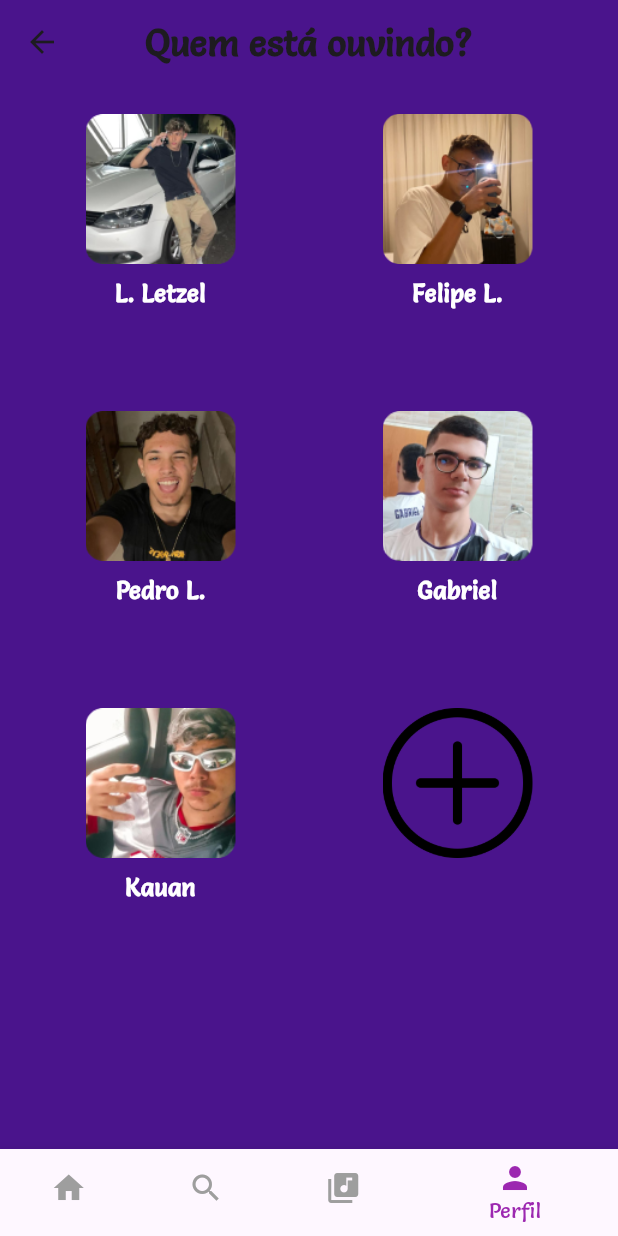
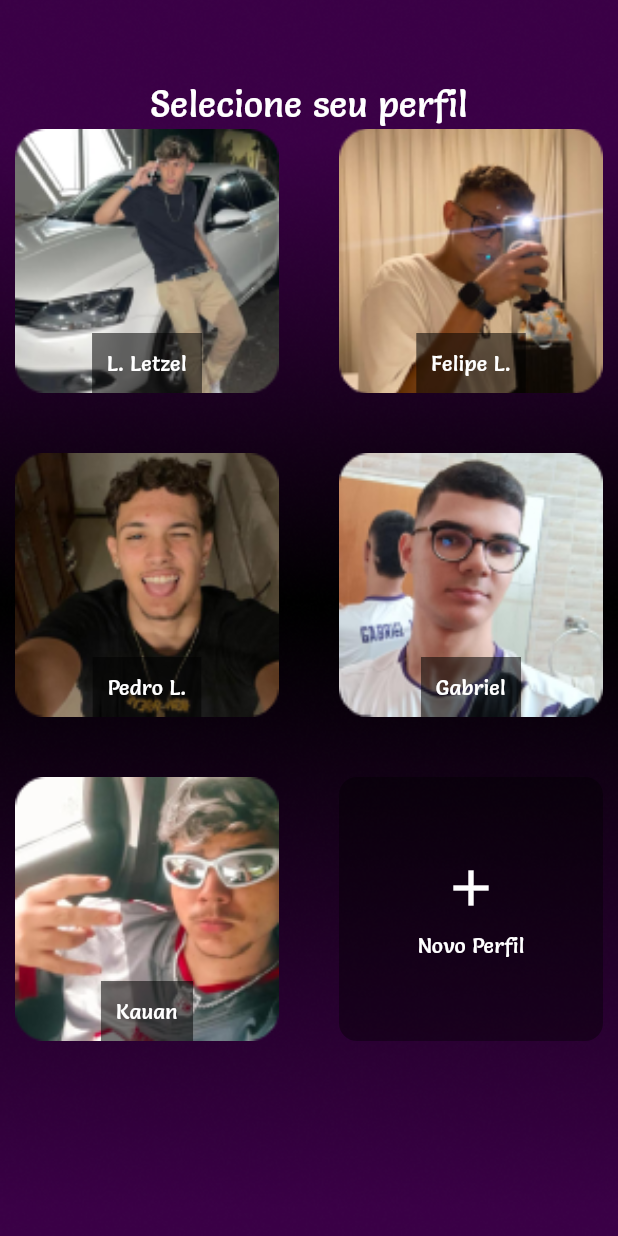
Before and after one commit to LLetzel/GalaxyFy, a Flutter app: the Perfil screen opened by its route, on a phone screen of 412 x 824 dp. Run offline on Flutter 3.47's test engine with Material 3 defaults, Android fonts, the phone set to English and light mode, and no system bars; our stand-ins replace carousel_slider, firebase_auth, firebase_core; accounts and stored records are empty; network calls fail.

Commit message:
atualizações busca

```diff
--- a/lib/main.dart
+++ b/lib/main.dart
@@ -2,6 +2,7 @@ import 'package:flutter/material.dart';
 import 'package:gabriel_str/pages/biblioteca.dart';
 import 'package:gabriel_str/pages/busca.dart';
 import 'package:gabriel_str/pages/cadastro.dart';
+import 'package:gabriel_str/pages/letzel.dart';
 import 'package:gabriel_str/pages/login.dart';
 import 'package:gabriel_str/pages/home.dart';
 import 'package:gabriel_str/pages/modoesquece.dart';
@@ -34,8 +35,9 @@ class MyApp extends StatelessWidget {
         '/': (context) => SplashScreen(),
         '/login': (context) =>  Login(),
         '/cadastro' : (context) => Cadastro(),
+        '/perfil' : (context) => Perfil(),
         '/home' : (context) => Home(),
-        '/perfil' : (context) => Perfil(),
+        '/letzel' : (context) => Letzel(),
         '/busca' : (context) => Busca(),
         '/biblioteca' : (context) => Biblioteca(),
         '/modoesquece' : (context) => Modoesquece()
--- a/lib/pages/home.dart
+++ b/lib/pages/home.dart
@@ -55,7 +55,7 @@ class _HomeState extends State<Home> {
 
     return Scaffold(
       appBar: AppBar(
-        title: Text('Música Popular'),
+        title: Text('Home'),
         backgroundColor: Colors.purple,
       ),
       body: Container(
--- a/lib/pages/perfil.dart
+++ b/lib/pages/perfil.dart
@@ -1,145 +1,227 @@
 import 'package:flutter/material.dart';
+
+import '../shared/style.dart';
+
+// import 'package:galaxyfy_application/pages/Inicio.dart';
 
 class Perfil extends StatefulWidget {
   @override
-  _PerfilState createState() => _PerfilState();
+  _ProfileSelectionPageState createState() => _ProfileSelectionPageState();
 }
 
-class _PerfilState extends State<Perfil> {
-  int _selectedIndex = 3; // Perfil está selecionado inicialmente
-
-  // Lista de rotas para navegação
-  final List<String> _routes = [
-    '/home',
-    '/busca',      // Adicione essa rota ao seu main.dart se ainda não existir
-    '/biblioteca', // Adicione essa rota ao seu main.dart se ainda não existir
-    '/perfil',
-  ];
-
-  void _onItemTapped(int index) {
-    setState(() {
-      _selectedIndex = index;
-    });
-    // Navegar para a rota específica ao selecionar o item
-    Navigator.pushNamed(context, _routes[index]);
-  }
-
-  @override
-  Widget build(BuildContext context) {
-    return Scaffold(
-      bottomNavigationBar: BottomNavigationBar(
-        items: const [
-          BottomNavigationBarItem(icon: Icon(Icons.home), label: 'Home'),
-          BottomNavigationBarItem(icon: Icon(Icons.search), label: 'Busca'),
-          BottomNavigationBarItem(
-              icon: Icon(Icons.library_music), label: 'Biblioteca'),
-          BottomNavigationBarItem(icon: Icon(Icons.person), label: 'Perfil'),
-        ],
-        currentIndex: _selectedIndex,
-        selectedItemColor: Colors.purple,
-        unselectedItemColor: Colors.grey,
-        onTap: _onItemTapped,
-      ),
-      body: ProfileGrid(), // Mostrando a página inicial da grade de perfis
-      backgroundColor: Colors.purple[900],
-    );
-  }
-}
-
-class ProfileGrid extends StatelessWidget {
-  final List<Map<String, String>> profiles = [
+class _ProfileSelectionPageState extends State<Perfil> {
+  // Lista de perfis inicial
+  List<Map<String, dynamic>> profiles = [
     {'name': 'L. Letzel', 'image': 'assets/img/letzel.png'},
     {'name': 'Felipe L.', 'image': 'assets/img/lipinho.png'},
     {'name': 'Pedro L.', 'image': 'assets/img/pedrao.png'},
     {'name': 'Gabriel', 'image': 'assets/img/pires.png'},
     {'name': 'Kauan', 'image': 'assets/img/kauan.png'},
-    {'name': '', 'image': 'assets/img/mais.png'},
   ];
+
+  // Função para adicionar novo perfil
+  void _addNewProfile(String name) {
+    setState(() {
+      profiles.add({
+        'name': name,
+        'image': 'assets/icons/icondefault.jpg', // Imagem padrão para novos perfis
+      });
+    });
+  }
+
+  // Mostra um diálogo para inserir o nome do novo perfil
+  void _showAddProfileDialog(BuildContext context) {
+    if (profiles.length >= 6) {
+      // Se o número de perfis já for 6, exibe um aviso
+      showDialog(
+        context: context,
+        builder: (BuildContext context) {
+          return AlertDialog(
+            title: Text('Limite de perfis atingido'),
+            content: Text('Você só pode ter no máximo 6 perfis.'),
+            actions: [
+              TextButton(
+                onPressed: () {
+                  Navigator.of(context).pop(); // Fecha o diálogo
+                },
+                child: Text('OK'),
+              ),
+            ],
+          );
+        },
+      );
+    } else {
+      String newName = '';
+
+      showDialog(
+        context: context,
+        builder: (BuildContext context) {
+          return AlertDialog(
+            title: Text('Adicionar Perfil'),
+            content: TextField(
+              decoration: InputDecoration(hintText: 'Insira o nome do perfil'),
+              onChanged: (value) {
+                newName = value;
+              },
+            ),
+            actions: [
+              TextButton(
+                onPressed: () {
+                  Navigator.of(context).pop(); // Fecha o diálogo sem fazer nada
+                },
+                child: Text('Cancelar'),
+              ),
+              TextButton(
+                onPressed: () {
+                  if (newName.isNotEmpty) {
+                    _addNewProfile(newName); // Adiciona o perfil
+                  }
+                  Navigator.of(context).pop(); // Fecha o diálogo
+                },
+                child: Text('Adicionar'),
+              ),
+            ],
+          );
+        },
+      );
+    }
+  }
 
   @override
   Widget build(BuildContext context) {
+    // Obtenha a largura e altura da tela usando MediaQuery
+    final screenWidth = MediaQuery.of(context).size.width;
+    final screenHeight = MediaQuery.of(context).size.height;
+
     return Scaffold(
-      backgroundColor: Colors.purple[900],
-      appBar: AppBar(
-        backgroundColor: Colors.transparent,
-        elevation: 0,
-        centerTitle: true,
-        title: Text(
-          'Quem está ouvindo?',
-          style: TextStyle(
-            fontSize: 24,
-            fontWeight: FontWeight.bold,
-          ),
-        ),
-      ),
-      body: Padding(
-        padding: const EdgeInsets.symmetric(horizontal: 16.0, vertical: 20.0),
-        child: GridView.builder(
-          itemCount: profiles.length,
-          gridDelegate: SliverGridDelegateWithFixedCrossAxisCount(
-            crossAxisCount: 2,
-            crossAxisSpacing: 16.0,
-            mainAxisSpacing: 16.0,
-            childAspectRatio: 1,
-          ),
-          itemBuilder: (context, index) {
-            return Column(
-              mainAxisSize: MainAxisSize.min,
-              children: [
-                ClipRRect(
-                  borderRadius: BorderRadius.circular(10),
-                  child: Image.asset(
-                    profiles[index]['image']!,
-                    height: 100,
-                    width: 100,
+      body: Stack(
+        children: [
+          Positioned.fill(
+            child: SizedBox.expand(
+              child: Container(
+                decoration: BoxDecoration(
+                  image: DecorationImage(
+                    image: AssetImage('assets/img/fundo.png'),
                     fit: BoxFit.cover,
                   ),
                 ),
-                SizedBox(height: 8),
+              ),
+            ),
+          ),
+          Padding(
+            padding: const EdgeInsets.all(10.0),
+            child: Column(
+              children: [
+                SizedBox(height: 42),
                 Text(
-                  profiles[index]['name']!,
+                  'Selecione seu perfil',
                   style: TextStyle(
-                    fontSize: 16,
-                    fontWeight: FontWeight.bold,
                     color: Colors.white,
+                    fontSize: 24,
+                    fontFamily: MyFonts.fontPrimary,
+                  ),
+                  textAlign: TextAlign.center,
+                ),
+                SizedBox(height: 0),
+                Expanded(
+                  child: GridView.count(
+                    crossAxisCount: 2,
+                    crossAxisSpacing: 40.0,
+                    mainAxisSpacing: 40.0,
+                    childAspectRatio: 1, // Mantém a proporção
+                    children: [
+                      ...profiles.map((profile) {
+                        return ProfileCard(
+                          name: profile['name'],
+                          image: profile['image'],
+                          onTap: () {
+                            Navigator.pushNamed(context, '/home');
+                          },
+                          width: screenWidth * 0.4, // 40% da largura da tela
+                          height: screenHeight * 0.2, // 20% da altura da tela
+                        );
+                      }).toList(),
+                      if (profiles.length < 6) // Exibe o botão de adicionar apenas se houver menos de 6 perfis
+                        GestureDetector(
+                          onTap: () {
+                            _showAddProfileDialog(context); // Abre o diálogo de adicionar perfil
+                          },
+                          child: Container(
+                            width: screenWidth * 0.4, // 40% da largura da tela
+                            height: screenHeight * 0.2, // 20% da altura da tela
+                            decoration: BoxDecoration(
+                              color: Colors.black.withOpacity(0.4),
+                              borderRadius: BorderRadius.circular(12),
+                            ),
+                            child: Column(
+                              mainAxisAlignment: MainAxisAlignment.center,
+                              children: [
+                                Icon(Icons.add, size: 40, color: Colors.white),
+                                SizedBox(height: 8),
+                                Text(
+                                  'Novo Perfil',
+                                  style: TextStyle(color: Colors.white),
+                                ),
+                              ],
+                            ),
+                          ),
+                        ),
+                    ],
                   ),
                 ),
               ],
-            );
-          },
+            ),
+          ),
+        ],
+      ),
+    );
+  }
+}
+
+class ProfileCard extends StatelessWidget {
+  final String name;
+  final String image;
+  final VoidCallback onTap;
+  final double width;
+  final double height;
+
+  const ProfileCard({
+    required this.name,
+    required this.image,
+    required this.onTap,
+    required this.width,
+    required this.height,
+  });
+
+  @override
+  Widget build(BuildContext context) {
+    return GestureDetector(
+      onTap: onTap,
+      child: Container(
+        width: width, // Largura definida em porcentagem
+        height: height, // Altura definida em porcentagem
+        decoration: BoxDecoration(
+          image: DecorationImage(
+            image: AssetImage(image),
+            fit: BoxFit.cover,
+          ),
+          borderRadius: BorderRadius.circular(12),
+        ),
+        child: Column(
+          mainAxisAlignment: MainAxisAlignment.end,
+          children: [
+            Container(
+              color: Colors.black54,
+              padding: EdgeInsets.all(10),
+              child: Text(
+                name,
+                style: TextStyle(color: Colors.white),
+                textAlign: TextAlign.center,
+              ),
+            ),
+          ],
         ),
       ),
     );
   }
 }
-
-// Outras páginas separadas
-class BuscaPage extends StatelessWidget {
-  @override
-  Widget build(BuildContext context) {
-    return Scaffold(
-      appBar: AppBar(title: Text('Busca')),
-      body: Center(child: Text('Página de Busca', style: TextStyle(fontSize: 24))),
-    );
-  }
-}
-
-class BibliotecaPage extends StatelessWidget {
-  @override
-  Widget build(BuildContext context) {
-    return Scaffold(
-      appBar: AppBar(title: Text('Biblioteca')),
-      body: Center(child: Text('Página de Biblioteca', style: TextStyle(fontSize: 24))),
-    );
-  }
-}
-
-class PerfilPage extends StatelessWidget {
-  @override
-  Widget build(BuildContext context) {
-    return Scaffold(
-      appBar: AppBar(title: Text('Perfil')),
-      body: Center(child: Text('Página de Perfil', style: TextStyle(fontSize: 24))),
-    );
-  }
-}
--- a/pubspec.yaml
+++ b/pubspec.yaml
@@ -89,6 +89,12 @@ flutter:
     - assets/img/modoesquece.png
     - assets/img/astronalta.png
     - assets/img/fundo.png
+    - assets/img/banco.png
+    - assets/img/cartel.png
+    - assets/img/mecacereja.png
+    - assets/img/modo.png
+    - assets/img/pandemia.png
+    - assets/img/terapia.png
 
   # An image asset can refer to one or more resolution-specific "variants", see
   # https://flutter.dev/to/resolution-aware-images
```
Also changed, not shown: lib/pages/busca.dart (+11 -11 lines), lib/pages/letzel.dart (added, +176 -0 lines), lib/pages/splash_screen.dart (+90 -36 lines), assets/img/banco.png (added), assets/img/cartel.png (added), assets/img/mecacereja.png (added), assets/img/modo.png (added), assets/img/pandemia.png (added), assets/img/terapia.png (added), lib/pages/login.dart (line endings or trailing spaces).
